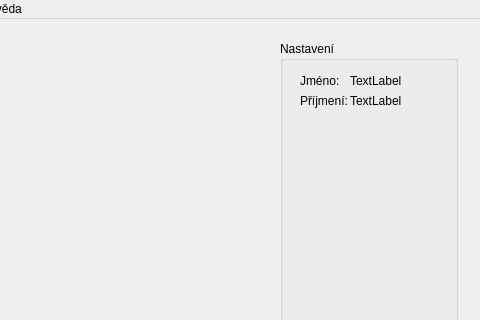
Old version of the form src/desktop/JauvajsDesktop/gui/mainwindow.ui in the repository vairad/zcu-zswi; both pictures show x 276 to 756 and y 0 to 320 of the 756 by 408 pixel window.
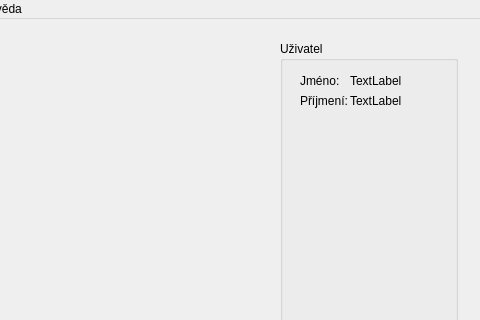
New version of the form.

Commit message: Odebrání pravého sloupce u anonymního uživatele (issue #58)

The edit to the form file:
```diff
--- a/src/desktop/JauvajsDesktop/gui/mainwindow.ui
+++ b/src/desktop/JauvajsDesktop/gui/mainwindow.ui
@@ -95,8 +95,11 @@
       <layout class="QVBoxLayout" name="verticalLayout_2">
        <item>
         <widget class="QGroupBox" name="groupBox">
+         <property name="enabled">
+          <bool>true</bool>
+         </property>
          <property name="title">
-          <string>Nastavení</string>
+          <string>Uživatel</string>
          </property>
          <widget class="QLabel" name="label">
           <property name="geometry">
```
The commit also changes 2 other files.
